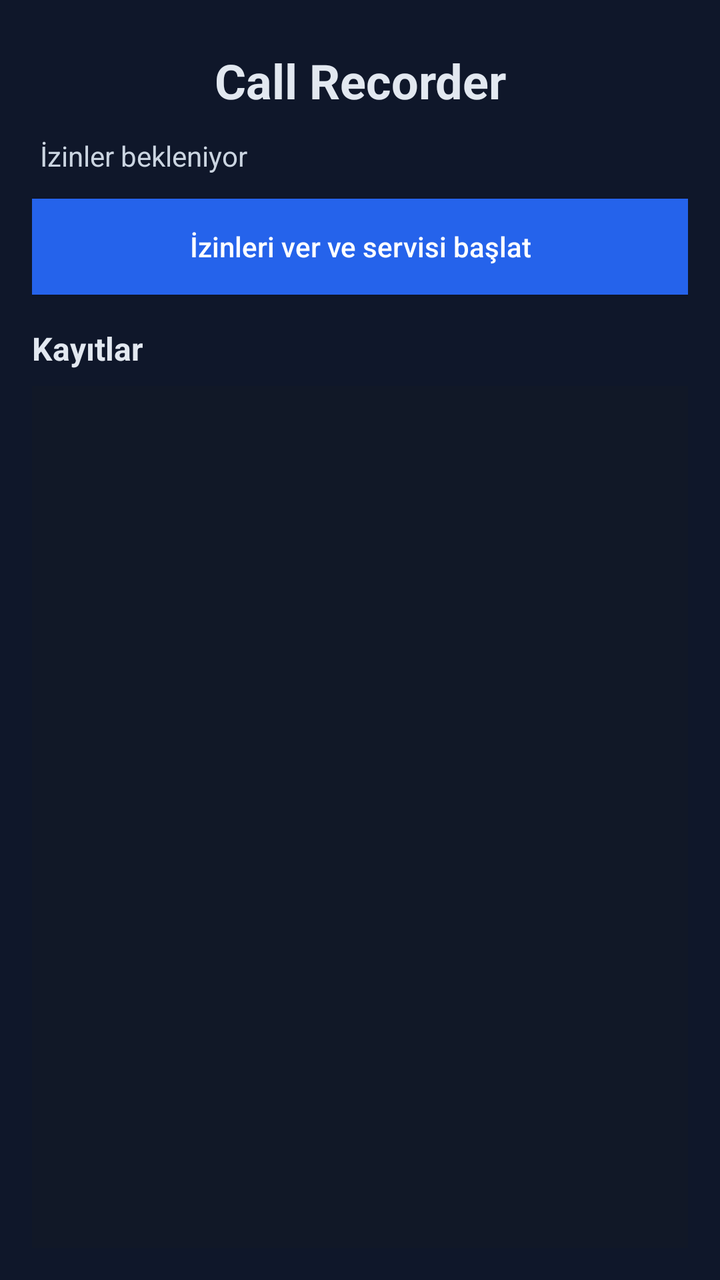
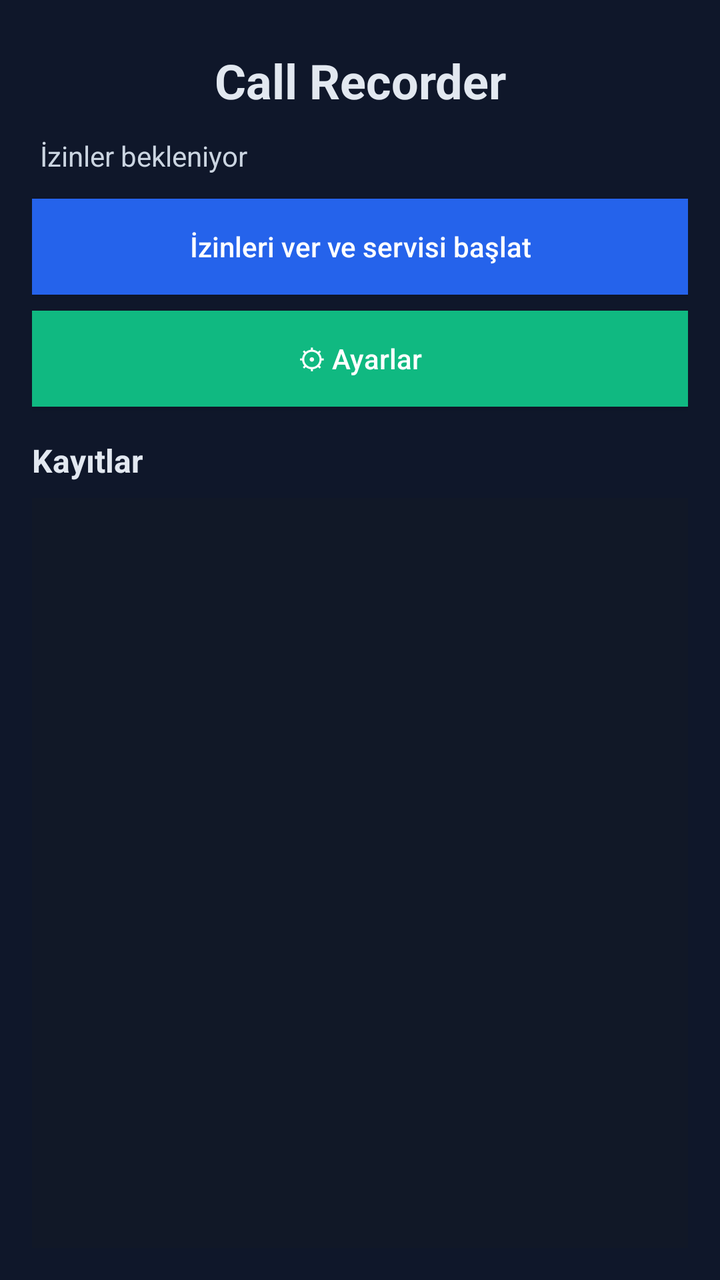

The first picture is an Android layout as it rendered before a commit; the second is the same layout after the commit. The layout source and the unified diff follow.
<!-- AndroidManifest.xml: application theme Theme.AppCompat.Light.NoActionBar -->
<!-- res/layout/activity_main.xml -->
<?xml version="1.0" encoding="utf-8"?>
<LinearLayout xmlns:android="http://schemas.android.com/apk/res/android"
    android:layout_width="match_parent"
    android:layout_height="match_parent"
    android:orientation="vertical"
    android:padding="16dp"
    android:background="#0f172a">

    <TextView
        android:layout_width="match_parent"
        android:layout_height="wrap_content"
        android:text="Call Recorder"
        android:textSize="24sp"
        android:textStyle="bold"
        android:textColor="#e2e8f0"
        android:gravity="center"
        android:padding="8dp" />

    <TextView
        android:id="@+id/statusText"
        android:layout_width="match_parent"
        android:layout_height="wrap_content"
        android:text="İzinler bekleniyor"
        android:textSize="14sp"
        android:textColor="#cbd5e1"
        android:padding="4dp" />

    <Button
        android:id="@+id/btnRequest"
        android:layout_width="match_parent"
        android:layout_height="wrap_content"
        android:text="İzinleri ver ve servisi başlat"
        android:textAllCaps="false"
        android:background="#2563eb"
        android:textColor="#ffffff"
        android:padding="12dp"
        android:layout_marginTop="8dp" />

    <TextView
        android:layout_width="match_parent"
        android:layout_height="wrap_content"
        android:text="Kayıtlar"
        android:textSize="16sp"
        android:textStyle="bold"
        android:textColor="#e2e8f0"
        android:paddingTop="16dp"
        android:paddingBottom="8dp" />

    <TextView
        android:id="@+id/emptyView"
        android:layout_width="match_parent"
        android:layout_height="wrap_content"
        android:text="Henüz kayıt yok"
        android:textColor="#94a3b8"
        android:textSize="14sp"
        android:visibility="gone"
        android:padding="8dp" />

    <androidx.recyclerview.widget.RecyclerView
        android:id="@+id/recordingsList"
        android:layout_width="match_parent"
        android:layout_height="0dp"
        android:layout_weight="1"
        android:background="#111827" />

</LinearLayout>
<!-- resources referenced by this layout -->
<resources>

</resources>

<!-- the commit's change to res/layout/activity_main.xml (unified diff, before → after) -->
@@ -36,6 +36,17 @@
         android:padding="12dp"
         android:layout_marginTop="8dp" />
 
+    <Button
+        android:id="@+id/btnSettings"
+        android:layout_width="match_parent"
+        android:layout_height="wrap_content"
+        android:text="⚙ Ayarlar"
+        android:textAllCaps="false"
+        android:background="#10b981"
+        android:textColor="#ffffff"
+        android:padding="12dp"
+        android:layout_marginTop="8dp" />
+
     <TextView
         android:layout_width="match_parent"
         android:layout_height="wrap_content"
